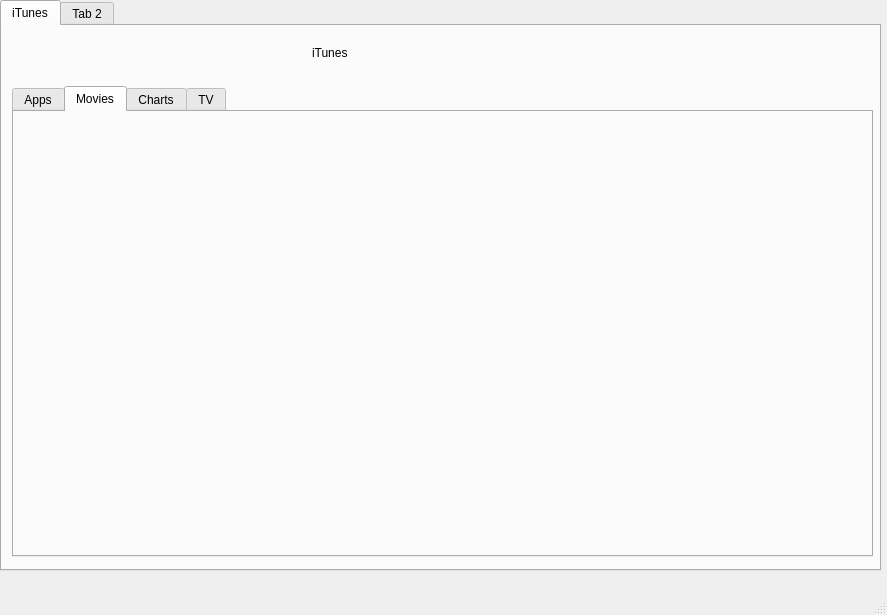
First picture: the form in MoboScrap.ui, repository stoic1979/MoboScrap, before the edit.
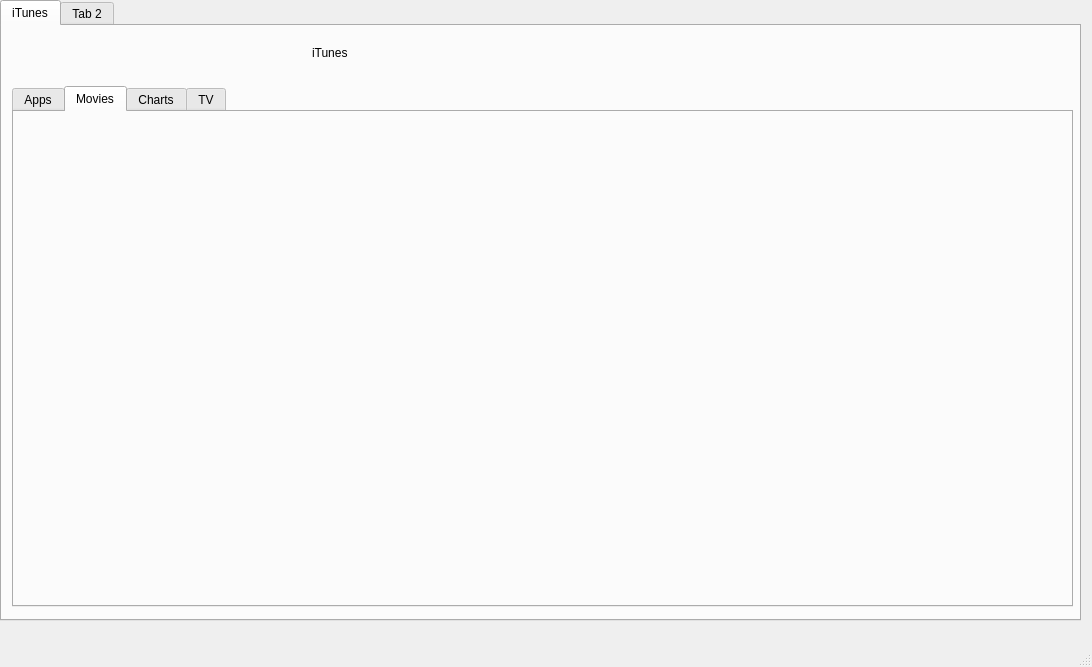
Second picture: the form after the edit.

Commit message: updated screen dimesions

What changed in the file:
```diff
--- a/MoboScrap.ui
+++ b/MoboScrap.ui
@@ -6,8 +6,8 @@
    <rect>
     <x>0</x>
     <y>0</y>
-    <width>887</width>
-    <height>615</height>
+    <width>1092</width>
+    <height>667</height>
    </rect>
   </property>
   <property name="windowTitle">
@@ -19,8 +19,8 @@
      <rect>
       <x>0</x>
       <y>0</y>
-      <width>881</width>
-      <height>571</height>
+      <width>1081</width>
+      <height>621</height>
      </rect>
     </property>
     <widget class="QWidget" name="tab">
@@ -32,8 +32,8 @@
        <rect>
         <x>10</x>
         <y>60</y>
-        <width>861</width>
-        <height>471</height>
+        <width>1061</width>
+        <height>521</height>
        </rect>
       </property>
       <property name="currentIndex">
```
Left out of the diff: 2 changed lines with no effect on the pictures.
